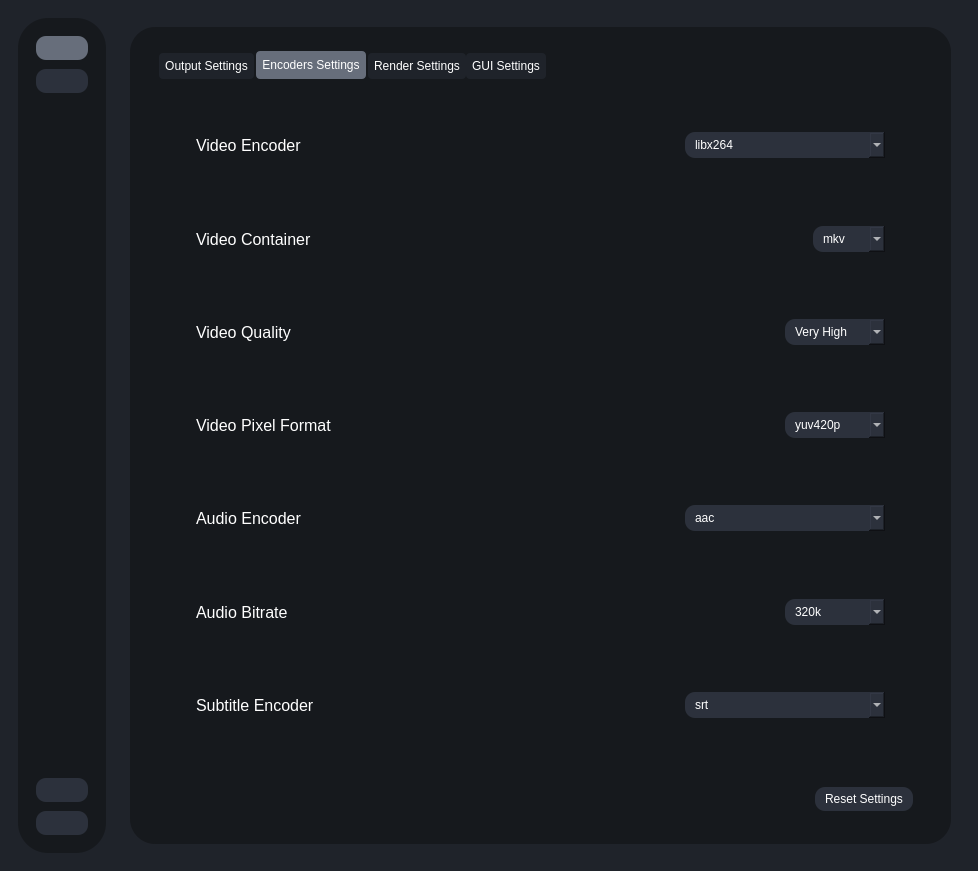
The window that testRVEInterface.ui (gokulmc/enhance_crop) describes before a commit, drawn with Qt 5.
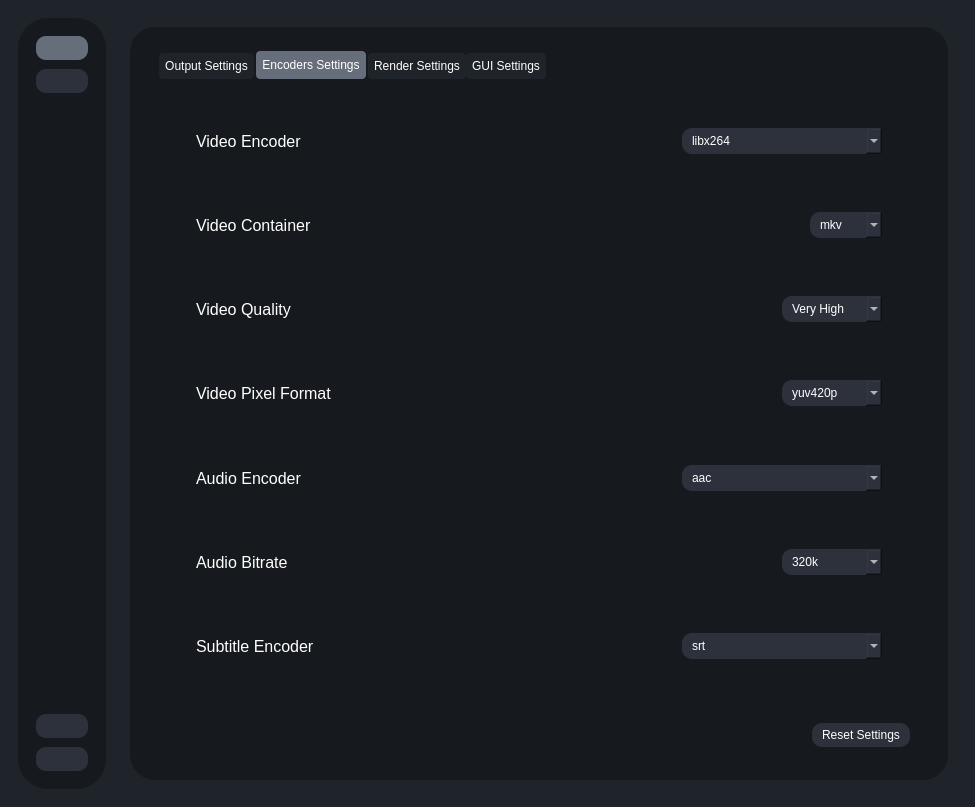
The same window after the commit. Icons and pictures are not drawn.

Commit message: update index url to stable torch 2.6

Diff of the .ui file:
```diff
--- a/testRVEInterface.ui
+++ b/testRVEInterface.ui
@@ -6,8 +6,8 @@
    <rect>
     <x>0</x>
     <y>0</y>
-    <width>978</width>
-    <height>871</height>
+    <width>0</width>
+    <height>0</height>
    </rect>
   </property>
   <property name="sizePolicy">
```
Left out of the diff: 223 changed lines with no effect on the pictures. The commit also changes 1 other file.
